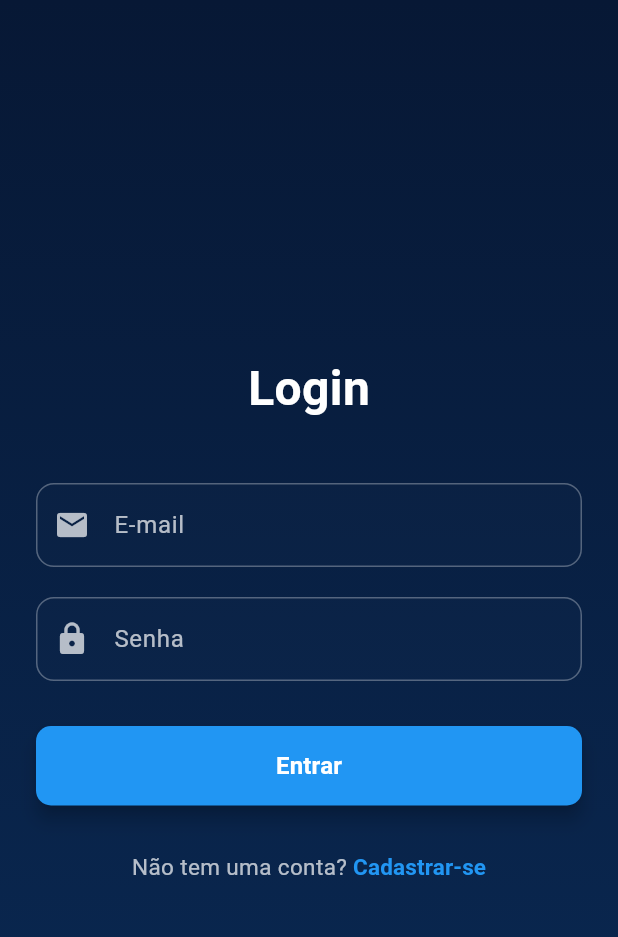
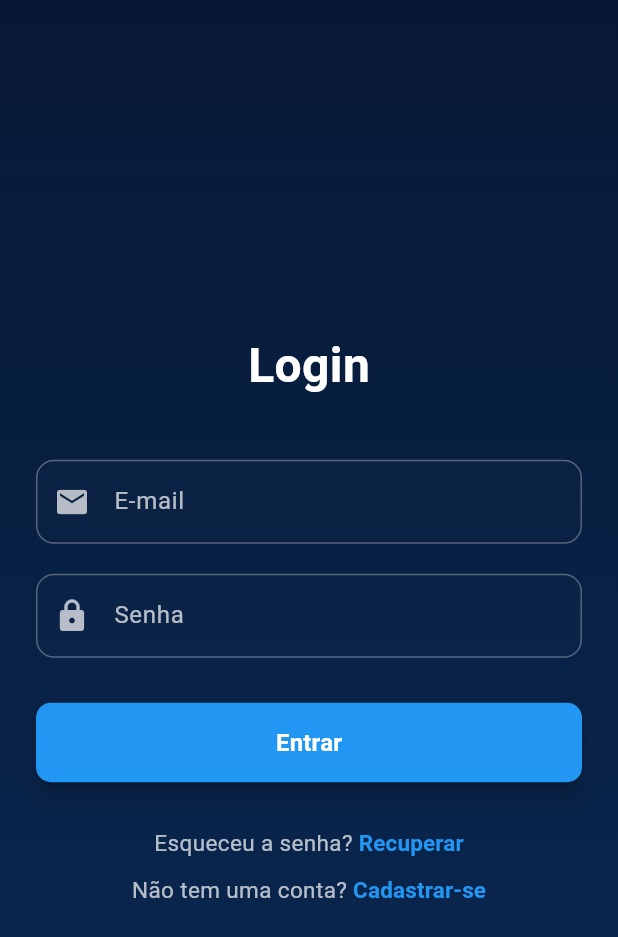
Before and after one commit to WeslleyMartinsBatista/flutter_rede_social, a Flutter app: the screen it shows after launch, on a phone screen of 412 x 824 dp. Shown: the top 937 px of the screen. Run offline on Flutter 3.47's test engine with Material 3 defaults, Android fonts, the phone set to English and light mode, and no system bars.

Commit message:
fix: adição da opção <recuperar senha>

```diff
--- a/lib/view/LoginView.dart
+++ b/lib/view/LoginView.dart
@@ -101,6 +101,36 @@ class LoginView extends StatelessWidget {
 
               const SizedBox(height: 30), // Espaço antes da seção de cadastro
 
+              Row(
+                mainAxisAlignment: MainAxisAlignment.center, // Centraliza os elementos na horizontal
+                children: [
+                  const Text(
+                    'Esqueceu a senha? ',
+                    style: TextStyle(color: Colors.white70, fontSize: 15),
+                  ),
+                  TextButton(
+                    onPressed: () {
+                      // pagina de cadastro
+                    },
+                    style: TextButton.styleFrom(
+                      padding: EdgeInsets.zero,
+                      minimumSize: Size.zero,
+                      tapTargetSize: MaterialTapTargetSize.shrinkWrap,
+                    ),
+                    child: const Text(
+                      'Recuperar',
+                      style: TextStyle(
+                        color: Colors.blue,
+                        fontSize: 15,
+                        fontWeight: FontWeight.bold,
+                      ),
+                    ),
+                  ),
+                ],
+              ),
+
+              const SizedBox(height: 10),
+
               // --- Cadastro ---
               Row(
                 mainAxisAlignment: MainAxisAlignment.center, // Centraliza os elementos na horizontal
@@ -111,7 +141,7 @@ class LoginView extends StatelessWidget {
                   ),
                   TextButton(
                     onPressed: () {
-                      // pagina de cadastro
+                      // chamada ada pagina de cadastro
                     },
                     style: TextButton.styleFrom(
                       padding: EdgeInsets.zero,
@@ -131,6 +161,7 @@ class LoginView extends StatelessWidget {
               ),
 
 
+
             ],
           ),
         ),
```
